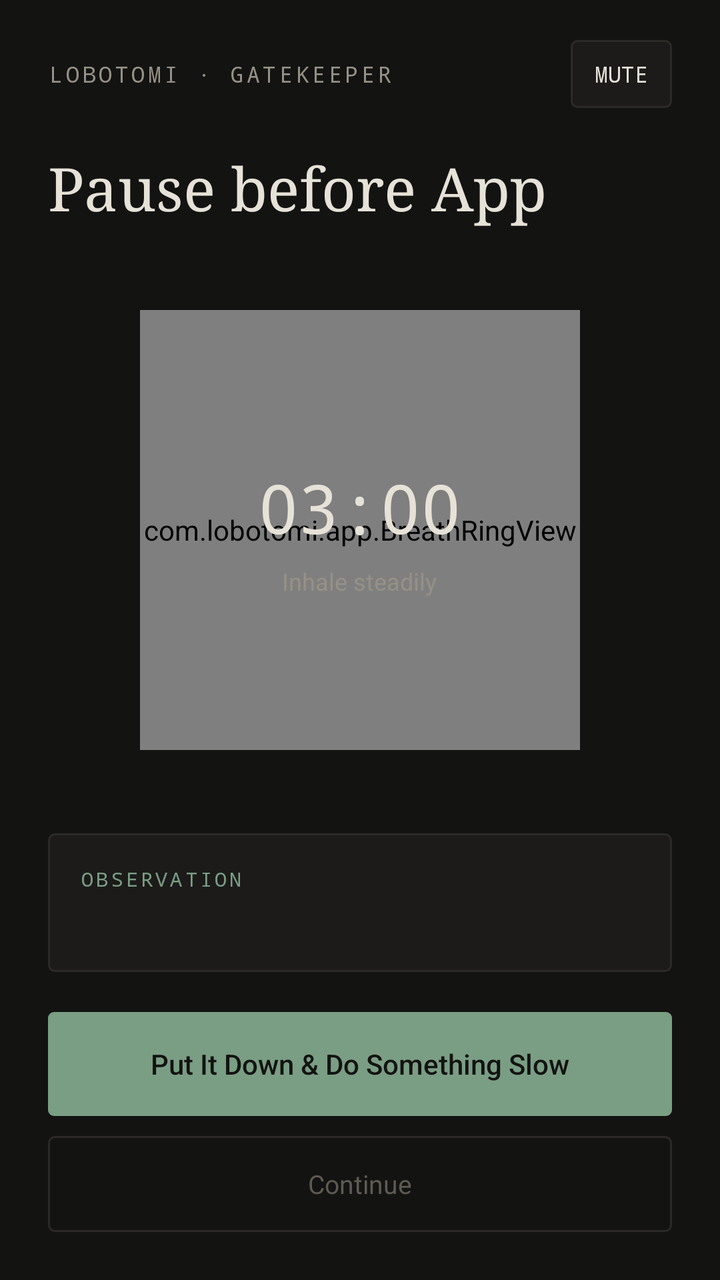
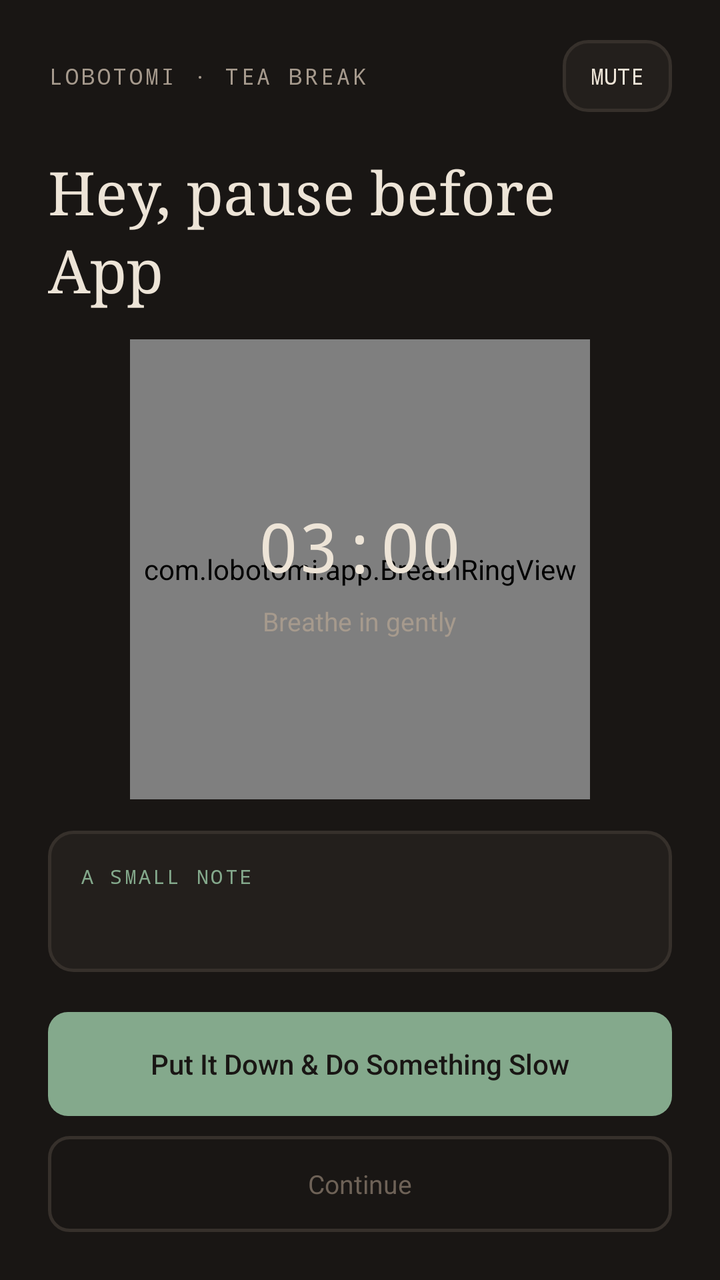

Two renders of the same Android screen: before a commit and after it. Below are the layout's source before the change and the commit's diff.
<!-- AndroidManifest.xml: activity theme AppTheme.Gatekeeper -->
<!-- res/layout/activity_gatekeeper_interception.xml -->
<?xml version="1.0" encoding="utf-8"?>
<LinearLayout xmlns:android="http://schemas.android.com/apk/res/android"
    android:id="@+id/gatekeeper_root"
    android:layout_width="match_parent"
    android:layout_height="match_parent"
    android:background="#131312"
    android:orientation="vertical"
    android:paddingLeft="24dp"
    android:paddingTop="20dp"
    android:paddingRight="24dp"
    android:paddingBottom="24dp">

    <LinearLayout
        android:layout_width="match_parent"
        android:layout_height="wrap_content"
        android:gravity="center_vertical"
        android:orientation="horizontal">

        <TextView
            android:id="@+id/gk_eyebrow"
            android:layout_width="0dp"
            android:layout_height="wrap_content"
            android:layout_weight="1"
            android:fontFamily="monospace"
            android:letterSpacing="0.14"
            android:text="LOBOTOMI · GATEKEEPER"
            android:textAllCaps="true"
            android:textColor="#969185"
            android:textSize="11sp" />

        <Button
            android:id="@+id/gk_mute_btn"
            android:layout_width="wrap_content"
            android:layout_height="34dp"
            android:background="@drawable/bg_gatekeeper_card"
            android:fontFamily="monospace"
            android:minWidth="0dp"
            android:paddingLeft="12dp"
            android:paddingRight="12dp"
            android:stateListAnimator="@null"
            android:text="MUTE"
            android:textAllCaps="true"
            android:textColor="#E6E2D8"
            android:textSize="11sp" />
    </LinearLayout>

    <TextView
        android:id="@+id/gk_title"
        android:layout_width="match_parent"
        android:layout_height="wrap_content"
        android:layout_marginTop="20dp"
        android:fontFamily="serif"
        android:lineSpacingMultiplier="1.08"
        android:text="Pause before App"
        android:textColor="#E6E2D8"
        android:textSize="30sp" />

    <FrameLayout
        android:layout_width="match_parent"
        android:layout_height="0dp"
        android:layout_weight="1"
        android:gravity="center">

        <com.lobotomi.app.BreathRingView
            android:id="@+id/gk_breath_ring"
            android:layout_width="220dp"
            android:layout_height="220dp"
            android:layout_gravity="center" />

        <LinearLayout
            android:layout_width="wrap_content"
            android:layout_height="wrap_content"
            android:layout_gravity="center"
            android:gravity="center"
            android:orientation="vertical">

            <TextView
                android:id="@+id/gk_timer"
                android:layout_width="wrap_content"
                android:layout_height="wrap_content"
                android:fontFamily="monospace"
                android:text="03:00"
                android:textColor="#E6E2D8"
                android:textSize="34sp" />

            <TextView
                android:id="@+id/gk_breath_label"
                android:layout_width="wrap_content"
                android:layout_height="wrap_content"
                android:layout_marginTop="6dp"
                android:fontFamily="sans-serif"
                android:text="Inhale steadily"
                android:textColor="#969185"
                android:textSize="12sp" />
        </LinearLayout>
    </FrameLayout>

    <LinearLayout
        android:layout_width="match_parent"
        android:layout_height="wrap_content"
        android:layout_marginBottom="20dp"
        android:background="@drawable/bg_gatekeeper_card"
        android:orientation="vertical"
        android:padding="16dp">

        <TextView
            android:id="@+id/gk_prompt_label"
            android:layout_width="wrap_content"
            android:layout_height="wrap_content"
            android:fontFamily="monospace"
            android:letterSpacing="0.14"
            android:text="OBSERVATION"
            android:textAllCaps="true"
            android:textColor="#7A9E84"
            android:textSize="10sp" />

        <TextView
            android:id="@+id/gk_prompt_text"
            android:layout_width="match_parent"
            android:layout_height="wrap_content"
            android:layout_marginTop="6dp"
            android:fontFamily="sans-serif"
            android:lineSpacingMultiplier="1.35"
            android:textColor="#E6E2D8"
            android:textSize="13sp" />
    </LinearLayout>

    <Button
        android:id="@+id/gk_slow_btn"
        android:layout_width="match_parent"
        android:layout_height="52dp"
        android:background="@drawable/bg_gatekeeper_btn_primary"
        android:fontFamily="sans-serif-medium"
        android:stateListAnimator="@null"
        android:text="Put It Down &amp; Do Something Slow"
        android:textAllCaps="false"
        android:textColor="#131312"
        android:textSize="14sp" />

    <Button
        android:id="@+id/gk_continue_btn"
        android:layout_width="match_parent"
        android:layout_height="48dp"
        android:layout_marginTop="10dp"
        android:background="@drawable/bg_gatekeeper_btn_secondary"
        android:enabled="false"
        android:fontFamily="sans-serif"
        android:stateListAnimator="@null"
        android:text="Continue"
        android:textAllCaps="false"
        android:textColor="#5E5B52"
        android:textSize="13sp" />

</LinearLayout>
<!-- resources referenced by this layout -->
<resources>
  <!-- drawable bg_gatekeeper_btn_primary (drawable) -->
  <?xml version="1.0" encoding="utf-8"?>
  <shape xmlns:android="http://schemas.android.com/apk/res/android" android:shape="rectangle">
      <solid android:color="#7A9E84" />
      <corners android:radius="3dp" />
  </shape>
  <!-- drawable bg_gatekeeper_btn_secondary (drawable) -->
  <?xml version="1.0" encoding="utf-8"?>
  <selector xmlns:android="http://schemas.android.com/apk/res/android">
      <item android:state_enabled="true">
          <shape android:shape="rectangle">
              <solid android:color="#1C1B1A" />
              <stroke android:width="1dp" android:color="#7A9E84" />
              <corners android:radius="3dp" />
          </shape>
      </item>
      <item>
          <shape android:shape="rectangle">
              <solid android:color="#131312" />
              <stroke android:width="1dp" android:color="#2C2A27" />
              <corners android:radius="3dp" />
          </shape>
      </item>
  </selector>
  <!-- drawable bg_gatekeeper_card (drawable) -->
  <?xml version="1.0" encoding="utf-8"?>
  <shape xmlns:android="http://schemas.android.com/apk/res/android" android:shape="rectangle">
      <solid android:color="#1C1B1A" />
      <stroke android:width="1dp" android:color="#2C2A27" />
      <corners android:radius="3dp" />
  </shape>
  <style name="AppTheme.Gatekeeper" parent="Theme.AppCompat.NoActionBar">
          <item name="windowActionBar">false</item>
          <item name="windowNoTitle">true</item>
          <item name="android:windowBackground">@color/gatekeeper_bg</item>
          <item name="android:statusBarColor">@color/gatekeeper_bg</item>
          <item name="android:navigationBarColor">@color/gatekeeper_bg</item>
      </style>
  <color name="gatekeeper_bg">#131312</color>
</resources>

<!-- the commit's change to res/layout/activity_gatekeeper_interception.xml (unified diff, before → after) -->
@@ -3,7 +3,7 @@
     android:id="@+id/gatekeeper_root"
     android:layout_width="match_parent"
     android:layout_height="match_parent"
-    android:background="#131312"
+    android:background="#191614"
     android:orientation="vertical"
     android:paddingLeft="24dp"
     android:paddingTop="20dp"
@@ -22,25 +22,25 @@
             android:layout_height="wrap_content"
             android:layout_weight="1"
             android:fontFamily="monospace"
-            android:letterSpacing="0.14"
-            android:text="LOBOTOMI · GATEKEEPER"
+            android:letterSpacing="0.12"
+            android:text="LOBOTOMI · TEA BREAK"
             android:textAllCaps="true"
-            android:textColor="#969185"
+            android:textColor="#A69A8D"
             android:textSize="11sp" />
 
         <Button
             android:id="@+id/gk_mute_btn"
             android:layout_width="wrap_content"
-            android:layout_height="34dp"
+            android:layout_height="36dp"
             android:background="@drawable/bg_gatekeeper_card"
             android:fontFamily="monospace"
             android:minWidth="0dp"
-            android:paddingLeft="12dp"
-            android:paddingRight="12dp"
+            android:paddingLeft="14dp"
+            android:paddingRight="14dp"
             android:stateListAnimator="@null"
             android:text="MUTE"
             android:textAllCaps="true"
-            android:textColor="#E6E2D8"
+            android:textColor="#EDE4D7"
             android:textSize="11sp" />
     </LinearLayout>
 
@@ -50,9 +50,9 @@
         android:layout_height="wrap_content"
         android:layout_marginTop="20dp"
         android:fontFamily="serif"
-        android:lineSpacingMultiplier="1.08"
-        android:text="Pause before App"
-        android:textColor="#E6E2D8"
+        android:lineSpacingMultiplier="1.1"
+        android:text="Hey, pause before App"
+        android:textColor="#EDE4D7"
         android:textSize="30sp" />
 
     <FrameLayout
@@ -63,8 +63,8 @@
 
         <com.lobotomi.app.BreathRingView
             android:id="@+id/gk_breath_ring"
-            android:layout_width="220dp"
-            android:layout_height="220dp"
+            android:layout_width="230dp"
+            android:layout_height="230dp"
             android:layout_gravity="center" />
 
         <LinearLayout
@@ -80,7 +80,7 @@
                 android:layout_height="wrap_content"
                 android:fontFamily="monospace"
                 android:text="03:00"
-                android:textColor="#E6E2D8"
+                android:textColor="#EDE4D7"
                 android:textSize="34sp" />
 
             <TextView
@@ -89,9 +89,9 @@
                 android:layout_height="wrap_content"
                 android:layout_marginTop="6dp"
                 android:fontFamily="sans-serif"
-                android:text="Inhale steadily"
-                android:textColor="#969185"
-                android:textSize="12sp" />
+                android:text="Breathe in gently"
+                android:textColor="#A69A8D"
+                android:textSize="13sp" />
         </LinearLayout>
     </FrameLayout>
 
@@ -108,10 +108,10 @@
             android:layout_width="wrap_content"
             android:layout_height="wrap_content"
             android:fontFamily="monospace"
-            android:letterSpacing="0.14"
-            android:text="OBSERVATION"
+            android:letterSpacing="0.12"
+            android:text="A SMALL NOTE"
             android:textAllCaps="true"
-            android:textColor="#7A9E84"
+            android:textColor="#84A98C"
             android:textSize="10sp" />
 
         <TextView
@@ -120,9 +120,9 @@
             android:layout_height="wrap_content"
             android:layout_marginTop="6dp"
             android:fontFamily="sans-serif"
-            android:lineSpacingMultiplier="1.35"
-            android:textColor="#E6E2D8"
-            android:textSize="13sp" />
+            android:lineSpacingMultiplier="1.38"
+            android:textColor="#EDE4D7"
+            android:textSize="14sp" />
     </LinearLayout>
 
     <Button
@@ -134,7 +134,7 @@
         android:stateListAnimator="@null"
         android:text="Put It Down &amp; Do Something Slow"
         android:textAllCaps="false"
-        android:textColor="#131312"
+        android:textColor="#191614"
         android:textSize="14sp" />
 
     <Button
@@ -148,7 +148,7 @@
         android:stateListAnimator="@null"
         android:text="Continue"
         android:textAllCaps="false"
-        android:textColor="#5E5B52"
+        android:textColor="#6E6257"
         android:textSize="13sp" />
 
 </LinearLayout>
<!-- resource entries referenced after the edit -->
@@ -3,33 +3,33 @@
   <!-- drawable bg_gatekeeper_btn_primary (drawable) -->
   <?xml version="1.0" encoding="utf-8"?>
   <shape xmlns:android="http://schemas.android.com/apk/res/android" android:shape="rectangle">
-      <solid android:color="#7A9E84" />
-      <corners android:radius="3dp" />
+      <solid android:color="#84A98C" />
+      <corners android:radius="10dp" />
   </shape>
   <!-- drawable bg_gatekeeper_btn_secondary (drawable) -->
   <?xml version="1.0" encoding="utf-8"?>
   <selector xmlns:android="http://schemas.android.com/apk/res/android">
       <item android:state_enabled="true">
           <shape android:shape="rectangle">
-              <solid android:color="#1C1B1A" />
-              <stroke android:width="1dp" android:color="#7A9E84" />
-              <corners android:radius="3dp" />
+              <solid android:color="#231F1C" />
+              <stroke android:width="1.5dp" android:color="#84A98C" />
+              <corners android:radius="10dp" />
           </shape>
       </item>
       <item>
           <shape android:shape="rectangle">
-              <solid android:color="#131312" />
-              <stroke android:width="1dp" android:color="#2C2A27" />
-              <corners android:radius="3dp" />
+              <solid android:color="#191614" />
+              <stroke android:width="1.5dp" android:color="#36302B" />
+              <corners android:radius="10dp" />
           </shape>
       </item>
   </selector>
   <!-- drawable bg_gatekeeper_card (drawable) -->
   <?xml version="1.0" encoding="utf-8"?>
   <shape xmlns:android="http://schemas.android.com/apk/res/android" android:shape="rectangle">
-      <solid android:color="#1C1B1A" />
-      <stroke android:width="1dp" android:color="#2C2A27" />
-      <corners android:radius="3dp" />
+      <solid android:color="#231F1C" />
+      <stroke android:width="1.5dp" android:color="#36302B" />
+      <corners android:radius="12dp" />
   </shape>
   <style name="AppTheme.Gatekeeper" parent="Theme.AppCompat.NoActionBar">
           <item name="windowActionBar">false</item>
@@ -38,6 +38,6 @@
           <item name="android:statusBarColor">@color/gatekeeper_bg</item>
           <item name="android:navigationBarColor">@color/gatekeeper_bg</item>
       </style>
-  <color name="gatekeeper_bg">#131312</color>
+  <color name="gatekeeper_bg">#191614</color>
 </resources>
 
